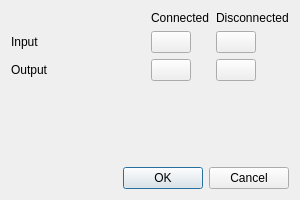
Before: the Qt Designer form UI/glitch-port-colors.ui in textbrowser/glitch, drawn with Qt 5.
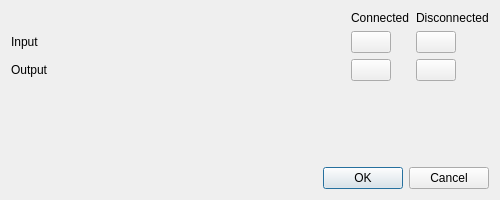
After: the same form once the commit is applied. Icons and pictures are not drawn.

Patch:
```diff
--- a/UI/glitch-port-colors.ui
+++ b/UI/glitch-port-colors.ui
@@ -6,7 +6,7 @@
    <rect>
     <x>0</x>
     <y>0</y>
-    <width>300</width>
+    <width>500</width>
     <height>200</height>
    </rect>
   </property>
```
